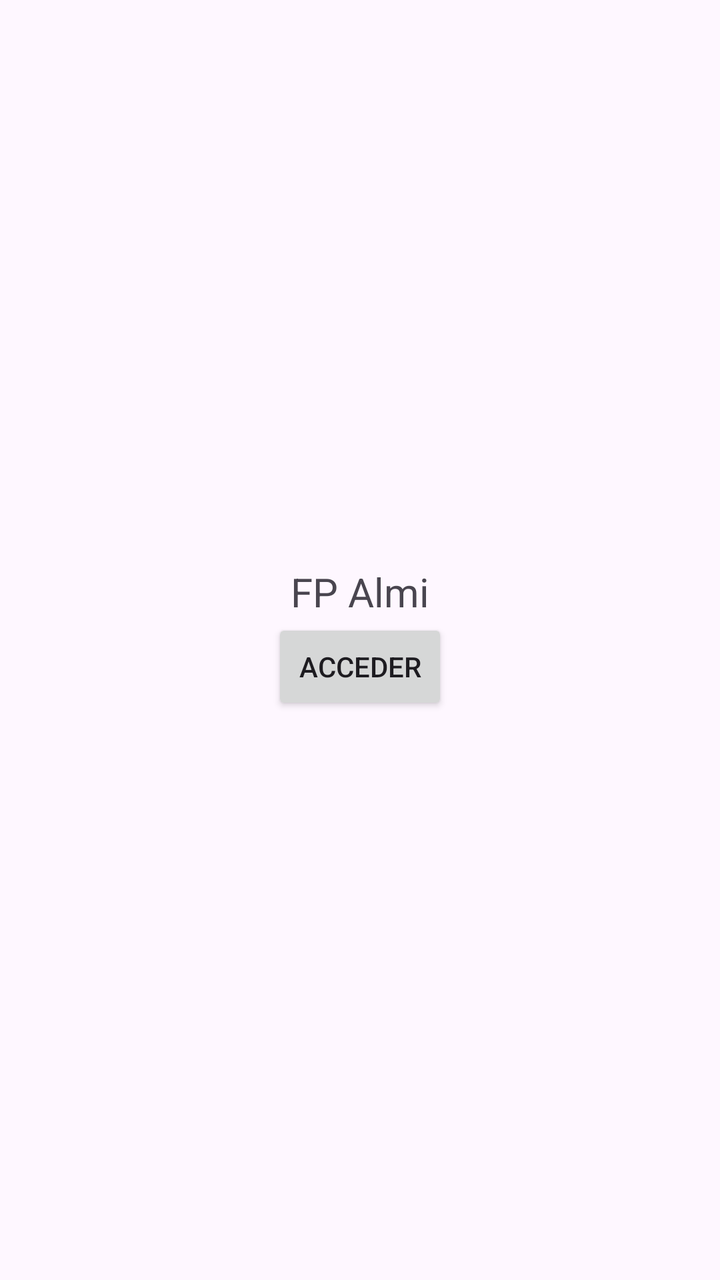
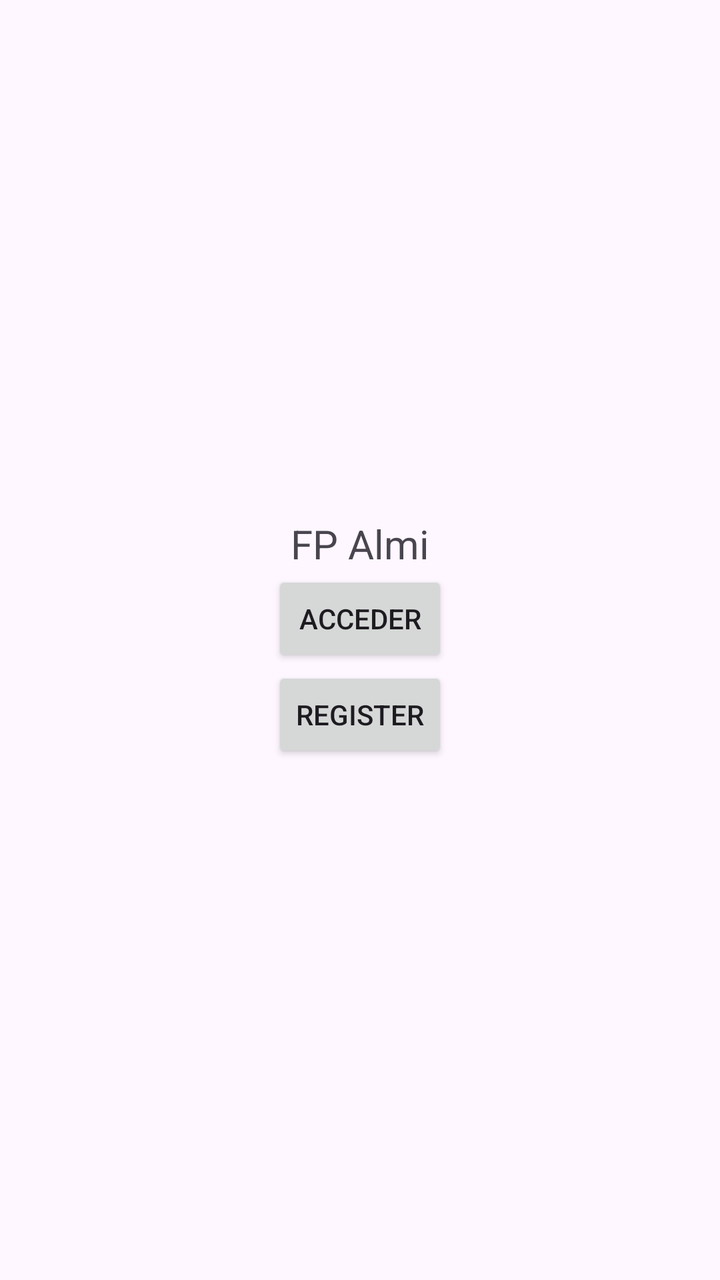

An Android layout rendered at two revisions. The XML below is the earlier revision; the diff shows what the commit changed to produce the second picture.
<!-- AndroidManifest.xml: application theme Theme.EjemploDialogoPersonalizado -->
<!-- res/layout/activity_main.xml -->
<?xml version="1.0" encoding="utf-8"?>
<LinearLayout xmlns:android="http://schemas.android.com/apk/res/android"
    xmlns:app="http://schemas.android.com/apk/res-auto"
    xmlns:tools="http://schemas.android.com/tools"
    android:id="@+id/main"
    android:layout_width="match_parent"
    android:layout_height="match_parent"
    android:orientation="vertical"
    android:gravity="center"
    tools:context=".MainActivity"
    >

    <TextView
        android:layout_width="wrap_content"
        android:layout_height="wrap_content"
        android:layout_gravity="center"
        android:text="FP Almi"
        android:textSize="20sp" />

    <Button
        android:id="@+id/btnAcceder"
        android:layout_width="wrap_content"
        android:layout_height="wrap_content"
        android:text="Acceder" />
</LinearLayout>
<!-- resources referenced by this layout -->
<resources>
  <style name="Theme.EjemploDialogoPersonalizado" parent="Base.Theme.EjemploDialogoPersonalizado" />
  <style name="Base.Theme.EjemploDialogoPersonalizado" parent="Theme.Material3.DayNight.NoActionBar">
          
          
      </style>
</resources>

<!-- the commit's change to res/layout/activity_main.xml (unified diff, before → after) -->
@@ -22,4 +22,11 @@
         android:layout_width="wrap_content"
         android:layout_height="wrap_content"
         android:text="Acceder" />
+
+    <Button
+        android:layout_width="wrap_content"
+        android:layout_height="wrap_content"
+        android:gravity="center"
+        android:text="Register"
+        android:id="@+id/btnRegistro"/>
 </LinearLayout>
